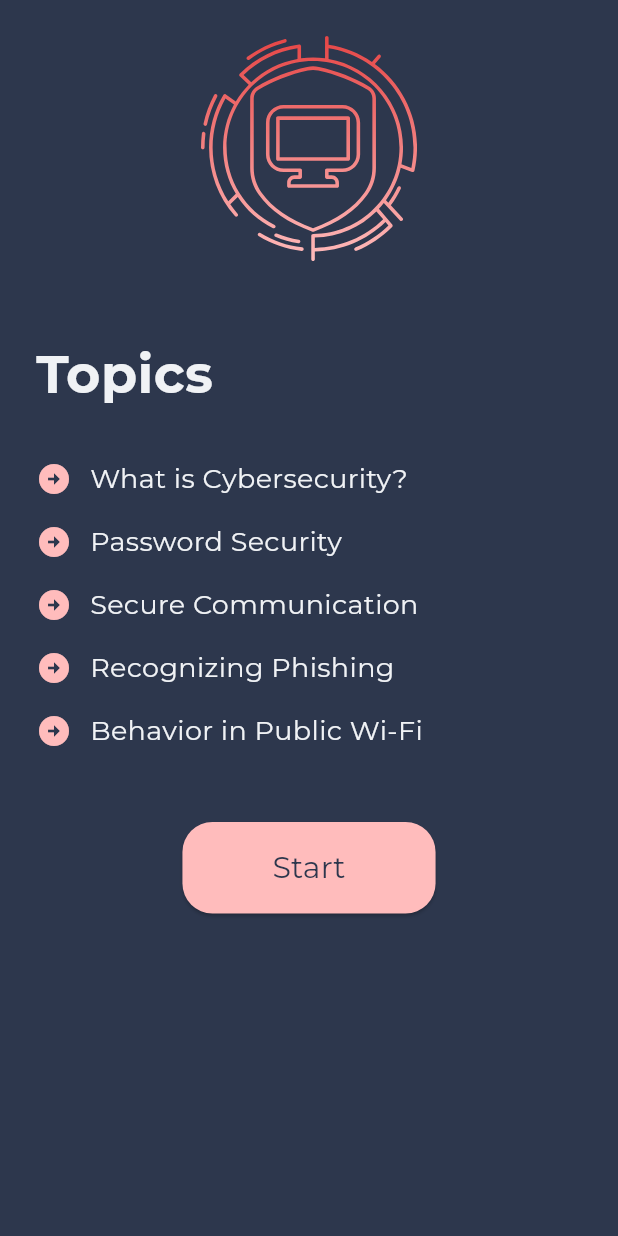
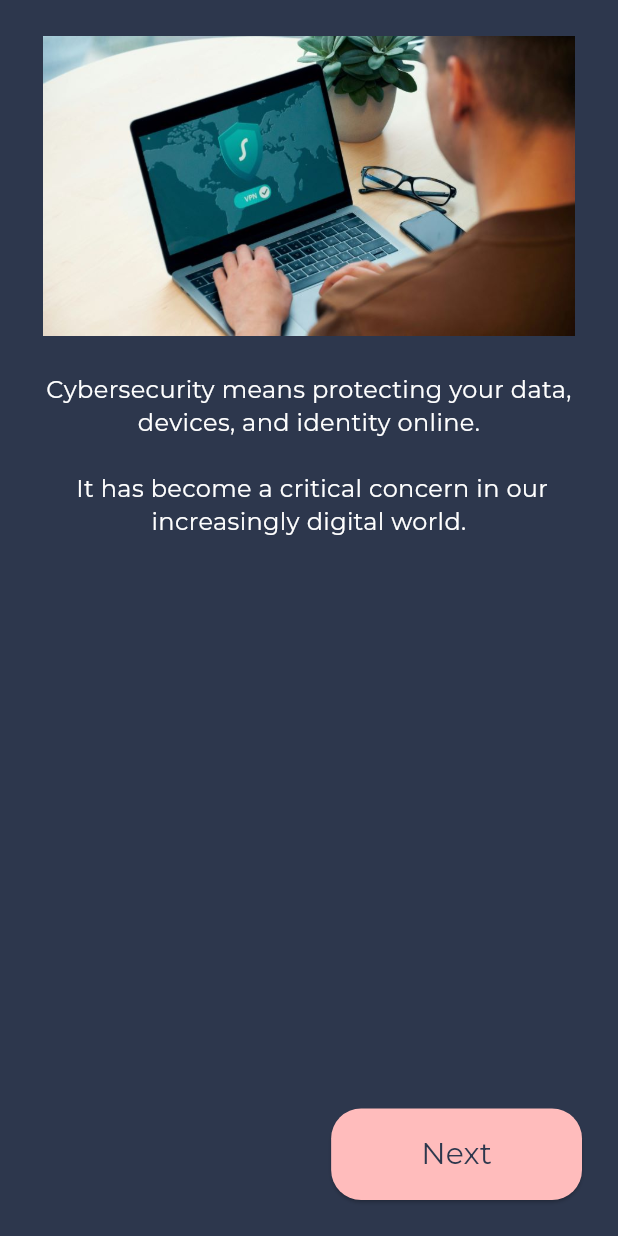
Before and after one commit to mwalexandra/cybersecurity_flutter_application, a Flutter app: the TopicsScreen screen opened directly, after a tap on "Start", on a phone screen of 412 x 824 dp. Run offline on Flutter 3.47's test engine with Material 3 defaults, Android fonts, the phone set to English and light mode, and no system bars; our stand-ins replace flutter_svg.

Commit message:
trainings screens init

```diff
--- a/lib/screens/topics_screen.dart
+++ b/lib/screens/topics_screen.dart
@@ -1,6 +1,7 @@
 import 'package:flutter/material.dart';
 import '../theme/colors.dart';
 import 'package:flutter_svg/flutter_svg.dart';
+import 'package:cybersecurity_flutter_application/screens/training_screen.dart';
 
 class TopicsScreen extends StatelessWidget {
   const TopicsScreen({super.key});
@@ -72,7 +73,10 @@ class TopicsScreen extends StatelessWidget {
                     ),
                   ),
                   onPressed: () {
-                    // TODO: переход к первому экрану обучения
+                    Navigator.push(
+                    context,
+                    MaterialPageRoute(builder: (context) => const TrainingScreen()),
+                    );
                   },
                   child: const Text(
                     'Start',
--- /dev/null
+++ b/lib/screens/training_screen.dart
@@ -0,0 +1,136 @@
+import 'package:flutter/material.dart';
+import '../theme/colors.dart';
+import 'package:flutter_svg/flutter_svg.dart';
+
+class TrainingPage {
+  final String text;
+  final String imagePath; // oder VideoPath
+
+  TrainingPage({required this.text, required this.imagePath});
+}
+
+class TrainingScreen extends StatefulWidget {
+  const TrainingScreen({super.key});
+
+  @override
+  State<TrainingScreen> createState() => _TrainingScreenState();
+}
+
+class _TrainingScreenState extends State<TrainingScreen> {
+  int currentPage = 0;
+
+  final List<TrainingPage> pages = [
+    TrainingPage(
+      text: 'Cybersecurity means protecting your data, devices, and identity online.\n\n It has become a critical concern in our increasingly digital world. ',
+      imagePath: 'assets/images/training_imgs/training1.jpg',
+    ),
+    TrainingPage(
+      text: 'Use strong and unique passwords for different services.',
+      imagePath: 'assets/images/training_imgs/training2.jpg',
+    ),
+    TrainingPage(
+      text: 'Public Wi-Fi networks are not secure. Use a VPN or mobile data instead.',
+      imagePath: 'assets/images/training_imgs/training3.jpg',
+    ),
+  ];
+
+  void nextPage() {
+    if (currentPage < pages.length - 1) {
+      setState(() => currentPage++);
+    }
+  }
+
+  void prevPage() {
+    if (currentPage > 0) {
+      setState(() => currentPage--);
+    }
+  }
+
+  @override
+  Widget build(BuildContext context) {
+    final page = pages[currentPage];
+
+    return Scaffold(
+      backgroundColor: AppColors.darkblue,
+      body: SafeArea(
+        child: Padding(
+          padding: const EdgeInsets.all(24.0),
+          child: Column(
+            children: [
+              Expanded(
+                child: Column(
+                  children: [
+                    // Image
+                    Image.asset(
+                      page.imagePath,
+                      height: 200,
+                      fit: BoxFit.contain,
+                    ),
+                    const SizedBox(height: 24),
+                    // Text
+                    Text(
+                      page.text,
+                      style: const TextStyle(
+                        fontSize: 16,
+                        color: Colors.white,
+                        height: 1.4,
+                      ),
+                      textAlign: TextAlign.center,
+                    ),
+                  ],
+                ),
+              ),
+              Row(
+                mainAxisAlignment: MainAxisAlignment.spaceBetween,
+                children: [
+                  // Back Button
+                  if (currentPage > 0)
+                    ElevatedButton(
+                      onPressed: prevPage,
+                      style: ElevatedButton.styleFrom(
+                        backgroundColor: AppColors.lightgrey,
+                        padding: const EdgeInsets.symmetric(
+                          horizontal: 60, vertical: 16),
+                        shape: RoundedRectangleBorder(
+                          borderRadius: BorderRadius.circular(20),
+                        ),
+                      ),
+                      child: const Text(
+                        'Back',
+                        style: TextStyle(
+                        fontSize: 20,
+                        color: AppColors.darkblue,
+                        ),
+                      ),
+                    )
+                  else
+                    const SizedBox(width: 100), // Empty box
+
+                  // Next Button
+                  ElevatedButton(
+                    onPressed: nextPage,
+                    style: ElevatedButton.styleFrom(
+                      backgroundColor: AppColors.lightpink,
+                      padding: const EdgeInsets.symmetric(
+                        horizontal: 60, vertical: 16),
+                      shape: RoundedRectangleBorder(
+                        borderRadius: BorderRadius.circular(20),
+                      ),
+                    ),
+                    child: const Text(
+                      'Next',
+                      style: TextStyle(
+                      fontSize: 20,
+                      color: AppColors.darkblue,
+                      ),
+                    ),
+                  ),
+                ],
+              )
+            ],
+          ),
+        ),
+      ),
+    );
+  }
+}
--- a/pubspec.yaml
+++ b/pubspec.yaml
@@ -59,7 +59,9 @@ flutter:
   uses-material-design: true
 
   assets:
-  - assets/images/logo.svg
+    - assets/images/logo.svg
+    - assets/images/training_imgs/
+
 
   # An image asset can refer to one or more resolution-specific "variants", see
   # https://flutter.dev/to/resolution-aware-images
```
Also changed, not shown: assets/images/training_imgs/training1.jpg (added), assets/images/training_imgs/training2.jpg (added), assets/images/training_imgs/training3.jpg (added).
